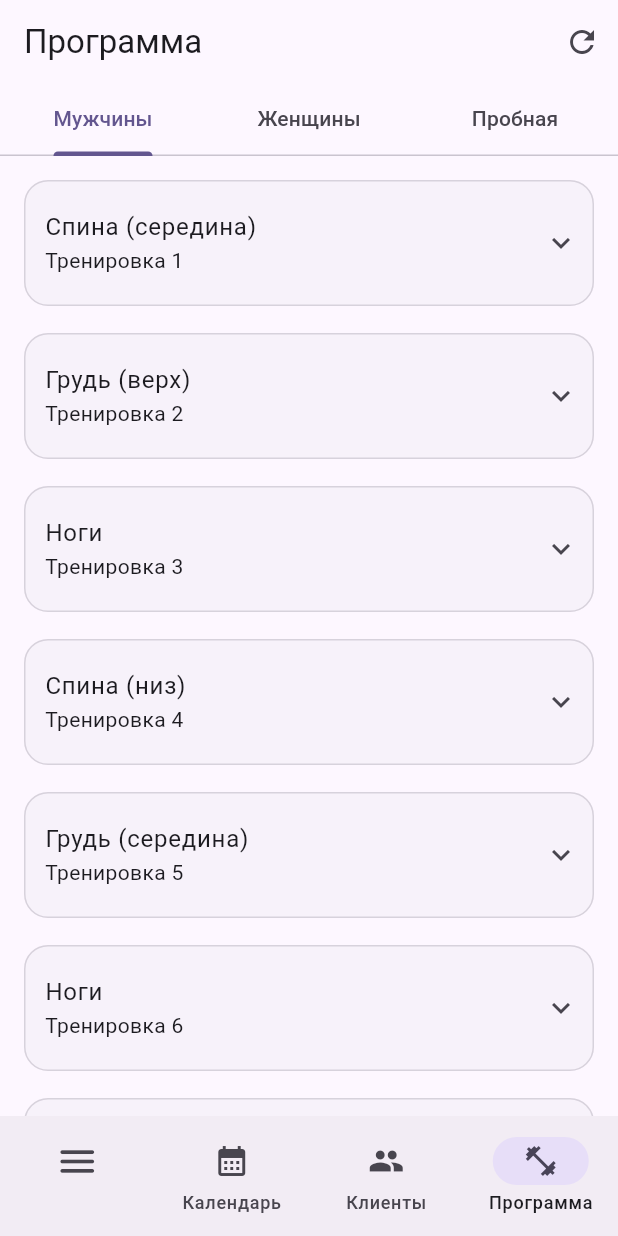
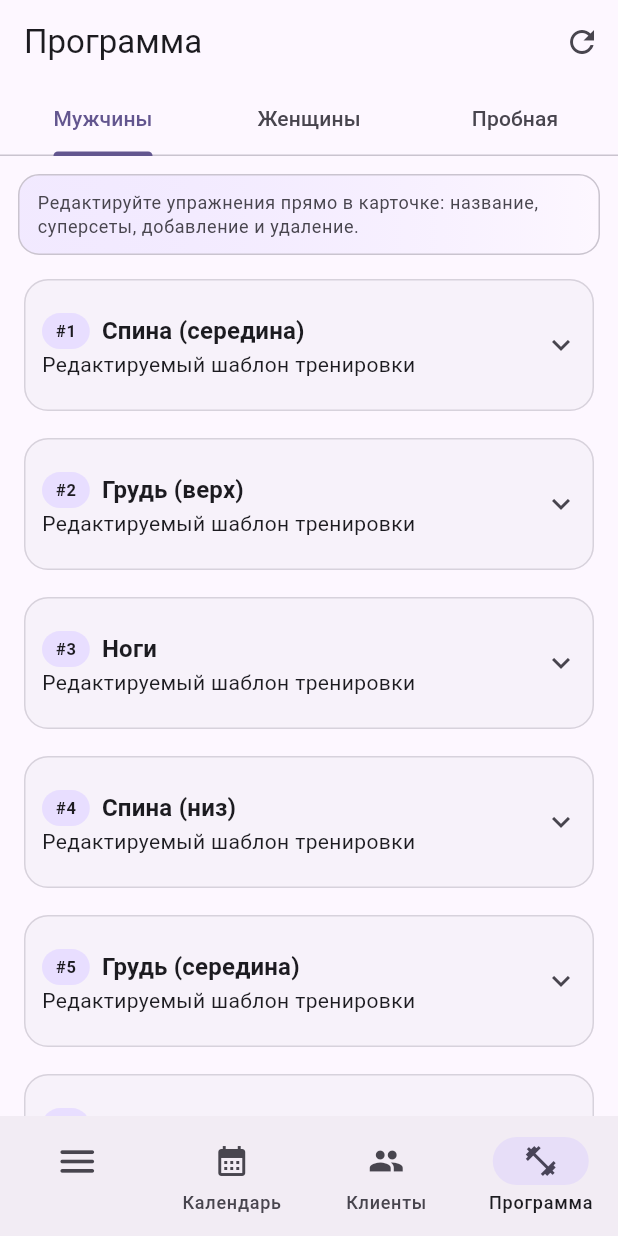
Before and after one commit to 0-bl1v1oN/Trener, a Flutter app: the DefaultProgramsScreen screen opened by its route, after a tap on "Спина (середина)", after a tap on the "refresh" icon, on a phone screen of 412 x 824 dp. Run offline on Flutter 3.47's test engine with Material 3 defaults, Android fonts, the light colour scheme and no system bars; our stand-ins replace drift, drift_flutter, go_router, table_calendar; accounts and stored records are empty; generated files the repository leaves out were written again.

Commit message:
пилим стили

```diff
--- a/lib/features/programs/defalut_programs_screen.dart
+++ b/lib/features/programs/defalut_programs_screen.dart
@@ -89,7 +89,8 @@
 
   @override
   Widget build(BuildContext context) {
-    final colors = Theme.of(context).colorScheme;
+    final theme = Theme.of(context);
+    final colors = theme.colorScheme;
 
     return FutureBuilder<List<WorkoutTemplate>>(
       future: future,
@@ -106,18 +107,38 @@
           return const Center(child: Text('Шаблоны не найдены'));
         }
 
-        return ListView.separated(
+        return ListView(
           padding: const EdgeInsets.all(12),
-          itemCount: list.length,
-          separatorBuilder: (_, __) => const SizedBox(height: 10),
-          itemBuilder: (context, i) {
-            final t = list[i];
-            return _EditableTemplateTile(
-              template: t,
-              title: _titleWithoutDayPrefix(t.title),
-              onChanged: onChanged,
-            );
-          },
+          children: [
+            Container(
+              margin: const EdgeInsets.only(bottom: 12),
+              padding: const EdgeInsets.fromLTRB(12, 10, 12, 10),
+              decoration: BoxDecoration(
+                borderRadius: BorderRadius.circular(14),
+                gradient: LinearGradient(
+                  colors: [
+                    colors.primaryContainer.withOpacity(0.55),
+                    colors.surface,
+                  ],
+                ),
+                border: Border.all(color: colors.outlineVariant),
+              ),
+              child: Text(
+                'Редактируйте упражнения прямо в карточке: название, суперсеты, добавление и удаление.',
+                style: theme.textTheme.bodySmall?.copyWith(
+                  color: colors.onSurfaceVariant,
+                ),
+              ),
+            ),
+            for (final t in list) ...[
+              _EditableTemplateTile(
+                template: t,
+                title: _titleWithoutDayPrefix(t.title),
+                onChanged: onChanged,
+              ),
+              const SizedBox(height: 10),
+            ],
+          ],
         );
       },
     );
@@ -290,7 +311,8 @@
 
   @override
   Widget build(BuildContext context) {
-    final colors = Theme.of(context).colorScheme;
+    final theme = Theme.of(context);
+    final colors = theme.colorScheme;
 
     return Card(
       elevation: 0,
@@ -299,15 +321,40 @@
         side: BorderSide(color: colors.outlineVariant.withOpacity(0.7)),
       ),
       child: Theme(
-        data: Theme.of(context).copyWith(dividerColor: Colors.transparent),
+        data: theme.copyWith(dividerColor: Colors.transparent),
         child: ExpansionTile(
-          tilePadding: const EdgeInsets.fromLTRB(14, 6, 10, 6),
+          tilePadding: const EdgeInsets.fromLTRB(12, 8, 10, 8),
           childrenPadding: const EdgeInsets.fromLTRB(12, 0, 12, 12),
-          title: Text(widget.title),
-          subtitle: Text('Тренировка ${widget.template.idx + 1}'),
           shape: RoundedRectangleBorder(
             borderRadius: BorderRadius.circular(16),
           ),
+          title: Row(
+            children: [
+              Container(
+                padding: const EdgeInsets.symmetric(horizontal: 9, vertical: 4),
+                decoration: BoxDecoration(
+                  color: colors.primaryContainer,
+                  borderRadius: BorderRadius.circular(999),
+                ),
+                child: Text(
+                  '#${widget.template.idx + 1}',
+                  style: theme.textTheme.labelSmall?.copyWith(
+                    fontWeight: FontWeight.w700,
+                  ),
+                ),
+              ),
+              const SizedBox(width: 8),
+              Expanded(
+                child: Text(
+                  widget.title,
+                  style: theme.textTheme.titleMedium?.copyWith(
+                    fontWeight: FontWeight.w700,
+                  ),
+                ),
+              ),
+            ],
+          ),
+          subtitle: const Text('Редактируемый шаблон тренировки'),
           collapsedShape: RoundedRectangleBorder(
             borderRadius: BorderRadius.circular(16),
           ),
@@ -357,10 +404,9 @@
                                 Expanded(
                                   child: Text(
                                     e.name,
-                                    style: Theme.of(context)
-                                        .textTheme
-                                        .titleSmall
-                                        ?.copyWith(fontWeight: FontWeight.w700),
+                                    style: theme.textTheme.titleSmall?.copyWith(
+                                      fontWeight: FontWeight.w700,
+                                    ),
                                   ),
                                 ),
                                 if (e.groupId != null)
@@ -375,9 +421,7 @@
                                     ),
                                     child: Text(
                                       'Суперсет',
-                                      style: Theme.of(
-                                        context,
-                                      ).textTheme.labelSmall,
+                                      style: theme.textTheme.labelSmall,
                                     ),
                                   ),
                               ],
--- a/pubspec.yaml
+++ b/pubspec.yaml
@@ -16,7 +16,7 @@
 # https://developer.apple.com/library/archive/documentation/General/Reference/InfoPlistKeyReference/Articles/CoreFoundationKeys.html
 # In Windows, build-name is used as the major, minor, and patch parts
 # of the product and file versions while build-number is used as the build suffix.
-version: 1.3.8+39
+version: 1.3.9+40
 
 environment:
   sdk: ^3.10.8
```
